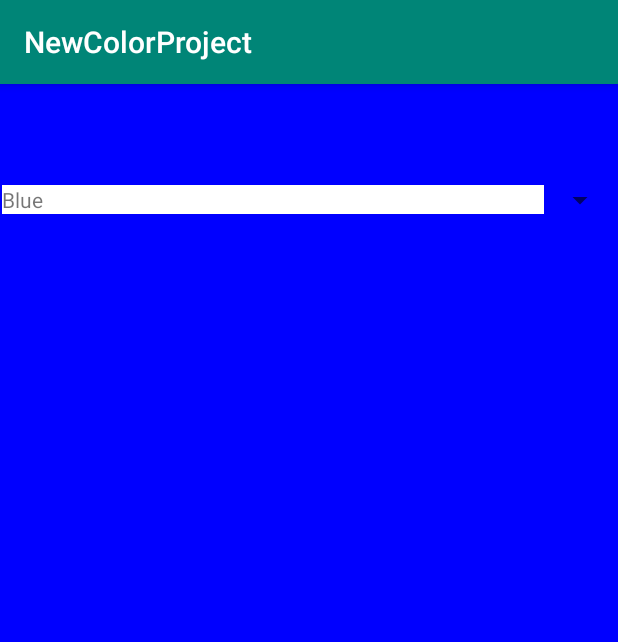
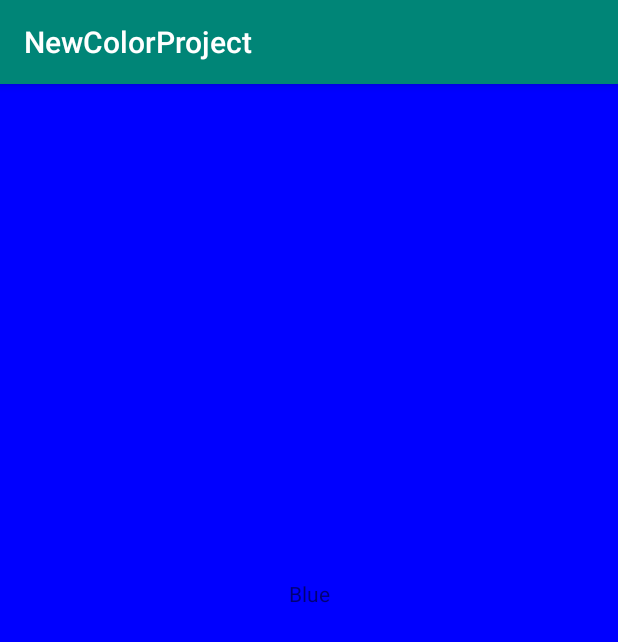
Before and after one commit to ShakeelAlibhai/CIS3515_Project4, an Android app: the screen it shows after launch (PaletteActivity before the commit, CanvasActivity after it), on a phone screen of 412 x 824 dp. Shown: the top 642 px of the screen. Run offline under Robolectric (Android 15) with nearby library versions, the phone set to English and light mode, and no system bars.

Commit message:
Work on PaletteActivity & CanvasActivity

```diff
--- a/app/src/main/java/edu/temple/newcolorproject/CanvasActivity.java
+++ b/app/src/main/java/edu/temple/newcolorproject/CanvasActivity.java
@@ -2,7 +2,10 @@ package edu.temple.newcolorproject;
 
 import androidx.appcompat.app.AppCompatActivity;
 
+import android.content.Intent;
+import android.graphics.Color;
 import android.os.Bundle;
+import android.widget.TextView;
 
 public class CanvasActivity extends AppCompatActivity {
 
@@ -10,5 +13,13 @@ public class CanvasActivity extends AppCompatActivity {
     protected void onCreate(Bundle savedInstanceState) {
         super.onCreate(savedInstanceState);
         setContentView(R.layout.activity_canvas);
+
+        Intent intent = getIntent();
+        String colorText = intent.getStringExtra(PaletteActivity.INTENT_COLOR_KEY);
+
+        findViewById(R.id.canvasLayout).setBackgroundColor(Color.parseColor(colorText));
+
+        TextView colorTextView = findViewById(R.id.colorText);
+        colorTextView.setText(colorText);
     }
 }
--- a/app/src/main/java/edu/temple/newcolorproject/PaletteActivity.java
+++ b/app/src/main/java/edu/temple/newcolorproject/PaletteActivity.java
@@ -3,6 +3,7 @@ package edu.temple.newcolorproject;
 import androidx.appcompat.app.AppCompatActivity;
 import androidx.constraintlayout.widget.ConstraintLayout;
 
+import android.content.Intent;
 import android.graphics.Color;
 import android.os.Bundle;
 import android.view.View;
@@ -10,6 +11,8 @@ import android.widget.AdapterView;
 import android.widget.Spinner;
 
 public class PaletteActivity extends AppCompatActivity {
+
+    public static final String INTENT_COLOR_KEY = "color";
 
     @Override
     protected void onCreate(Bundle savedInstanceState) {
@@ -40,8 +43,11 @@ public class PaletteActivity extends AppCompatActivity {
         s.setOnItemSelectedListener(new AdapterView.OnItemSelectedListener() {
             @Override
             public void onItemSelected(AdapterView<?> parent, View view, int position, long id) {
-                c.setBackgroundColor(Color.parseColor(parent.getItemAtPosition(position).toString()));
-                view.setBackgroundColor(Color.WHITE);
+                Intent launchIntent = new Intent(PaletteActivity.this, CanvasActivity.class);
+                launchIntent.putExtra(INTENT_COLOR_KEY, parent.getItemAtPosition(position).toString());
+                startActivity(launchIntent);
+//                c.setBackgroundColor(Color.parseColor(parent.getItemAtPosition(position).toString()));
+//                view.setBackgroundColor(Color.WHITE);
             }
 
             @Override
--- a/app/src/main/res/layout/activity_canvas.xml
+++ b/app/src/main/res/layout/activity_canvas.xml
@@ -2,8 +2,20 @@
 <androidx.constraintlayout.widget.ConstraintLayout xmlns:android="http://schemas.android.com/apk/res/android"
     xmlns:app="http://schemas.android.com/apk/res-auto"
     xmlns:tools="http://schemas.android.com/tools"
+    android:id="@+id/canvasLayout"
     android:layout_width="match_parent"
     android:layout_height="match_parent"
     tools:context=".CanvasActivity">
 
+    <TextView
+        android:id="@+id/colorText"
+        android:layout_width="wrap_content"
+        android:layout_height="wrap_content"
+        android:layout_marginStart="176dp"
+        android:layout_marginTop="330dp"
+        android:layout_marginEnd="176dp"
+        android:text="TextView"
+        app:layout_constraintEnd_toEndOf="parent"
+        app:layout_constraintStart_toStartOf="parent"
+        app:layout_constraintTop_toTopOf="parent" />
 </androidx.constraintlayout.widget.ConstraintLayout>
```
